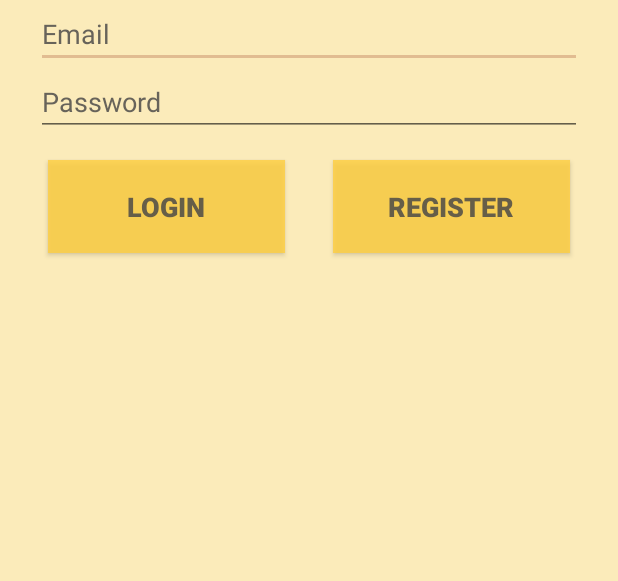
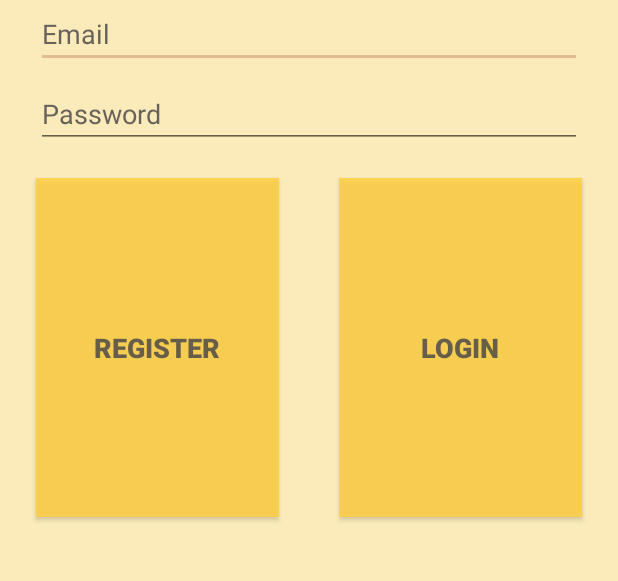
Before and after one commit to vmsaif/reversibleLearning, an Android app: the LoginActivity screen opened directly, with no data from a screen before it, on a phone screen of 412 x 824 dp, the part 474-1055 px from its top. Run offline under Robolectric (Android 15) with nearby library versions, the light colour scheme and no system bars; Roboto replaces fonts that are not available here.

Commit message:
swapped register and login button positions.

```diff
--- a/app/src/main/res/layout/activity_login.xml
+++ b/app/src/main/res/layout/activity_login.xml
@@ -36,16 +36,17 @@
         android:singleLine="false"
         android:textColor="@color/grayish"
         android:textColorHint="@color/grayish"
-        app:layout_constraintBottom_toTopOf="@+id/password"
         app:layout_constraintEnd_toEndOf="parent"
         app:layout_constraintStart_toStartOf="parent"
         app:layout_constraintTop_toBottomOf="@+id/imageView4" />
+
 
     <EditText
         android:id="@+id/password"
         android:layout_width="0dp"
         android:layout_height="wrap_content"
         android:layout_marginStart="24dp"
+        android:layout_marginTop="8dp"
         android:layout_marginEnd="24dp"
         android:autofillHints=""
         android:hint="@string/prompt_password"
@@ -57,15 +58,18 @@
         android:textColorHint="@color/grayish"
         app:layout_constraintBottom_toTopOf="@+id/register"
         app:layout_constraintEnd_toEndOf="parent"
+        app:layout_constraintHorizontal_bias="0.0"
         app:layout_constraintStart_toStartOf="parent"
         app:layout_constraintTop_toBottomOf="@+id/username" />
 
-
     <androidx.appcompat.widget.AppCompatButton
         android:id="@+id/register"
-        android:layout_width="158dp"
-        android:layout_height="62dp"
-        android:layout_marginTop="16dp"
+        android:layout_width="0dp"
+        android:layout_height="0dp"
+        android:layout_marginStart="24dp"
+        android:layout_marginTop="20dp"
+        android:layout_marginEnd="20dp"
+        android:layout_marginBottom="163dp"
         android:background="@color/yollowishButtonColor"
         android:onClick="toRegister"
         android:text="@string/action_register"
@@ -73,31 +77,34 @@
         android:textColor="@color/grayish"
         android:textSize="18sp"
         android:textStyle="bold"
-        app:layout_constraintEnd_toEndOf="parent"
-        app:layout_constraintHorizontal_bias="0.5"
-        app:layout_constraintStart_toEndOf="@+id/login"
+        app:layout_constraintBottom_toBottomOf="parent"
+        app:layout_constraintEnd_toStartOf="@+id/login"
+        app:layout_constraintStart_toStartOf="parent"
         app:layout_constraintTop_toBottomOf="@+id/password" />
 
     <androidx.appcompat.widget.AppCompatButton
         android:id="@+id/login"
         style="@style/Widget.AppCompat.Button"
-        android:layout_width="158dp"
-        android:layout_height="62dp"
-        android:layout_marginTop="16dp"
+        android:layout_width="0dp"
+        android:layout_height="0dp"
+        android:layout_marginStart="20dp"
+        android:layout_marginTop="20dp"
+        android:layout_marginEnd="24dp"
+        android:layout_marginBottom="163dp"
         android:background="@color/yollowishButtonColor"
+        android:onClick="toLogin"
         android:text="@string/Login"
         android:textAlignment="center"
         android:textColor="@color/grayish"
         android:textSize="18sp"
         android:textStyle="bold"
         android:visibility="visible"
-        android:onClick="toLogin"
-        app:layout_constraintEnd_toStartOf="@+id/register"
-        app:layout_constraintHorizontal_bias="0.5"
-        app:layout_constraintStart_toStartOf="parent"
+        app:layout_constraintBottom_toBottomOf="parent"
+        app:layout_constraintEnd_toEndOf="parent"
+        app:layout_constraintStart_toEndOf="@+id/register"
         app:layout_constraintTop_toBottomOf="@+id/password"
+        app:layout_constraintVertical_bias="0.0"
         tools:visibility="visible" />
-
 
     <ProgressBar
         android:id="@+id/loading"
```
